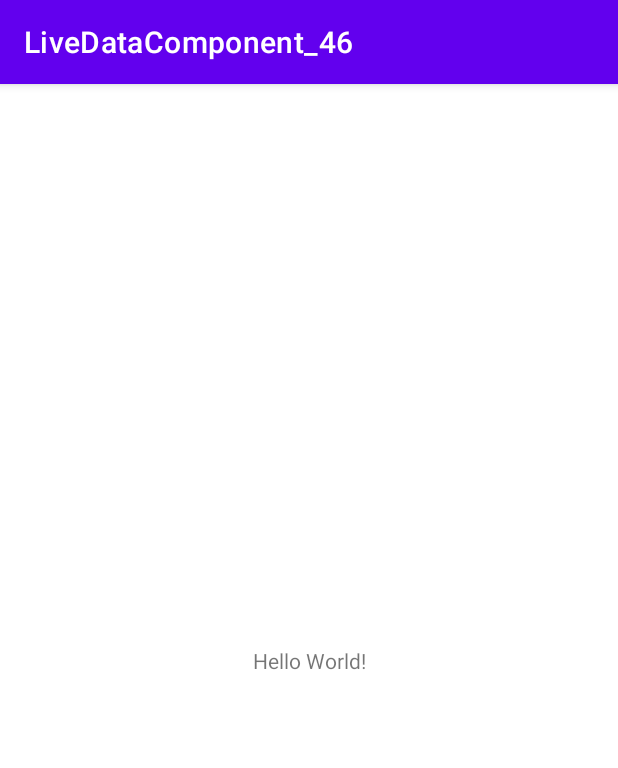
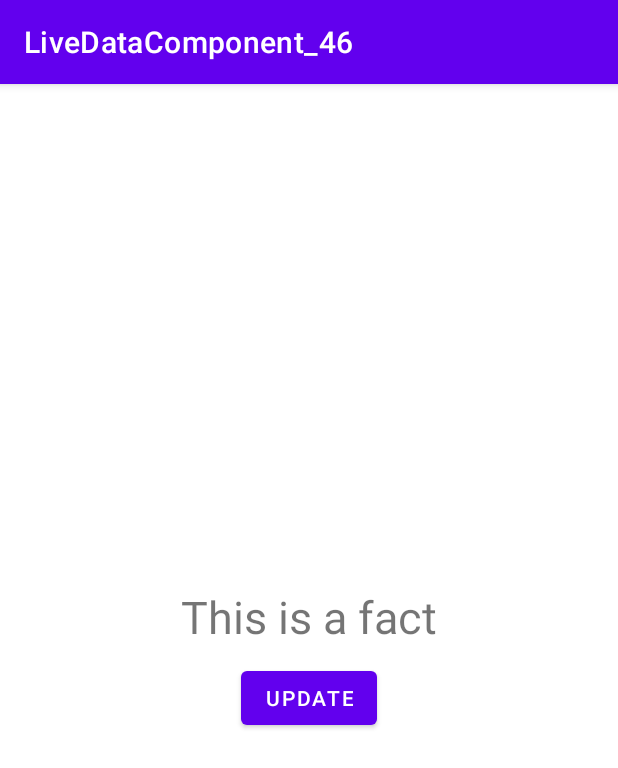
Before and after one commit to Camarederic/LiveDataComponent_46, an Android app: the screen it shows after launch (MainActivity), on a phone screen of 412 x 824 dp. Shown: the top 768 px of the screen. Run offline under Robolectric (Android 15) with nearby library versions, the phone set to English and light mode, and no system bars.

Commit message:
Create LiveData Component

```diff
--- a/app/build.gradle
+++ b/app/build.gradle
@@ -1,6 +1,7 @@
 plugins {
     id 'com.android.application'
     id 'org.jetbrains.kotlin.android'
+    id 'kotlin-android-extensions'
 }
 
 android {
@@ -41,4 +42,11 @@ dependencies {
     testImplementation 'junit:junit:4.13.2'
     androidTestImplementation 'androidx.test.ext:junit:1.1.3'
     androidTestImplementation 'androidx.test.espresso:espresso-core:3.4.0'
+
+
+
+    // ViewModel
+    implementation("androidx.lifecycle:lifecycle-viewmodel-ktx:2.5.1")
+    // LiveData
+    implementation("androidx.lifecycle:lifecycle-livedata-ktx:2.5.1")
 }
--- a/app/src/main/java/com/example/livedatacomponent_46/MainActivity.kt
+++ b/app/src/main/java/com/example/livedatacomponent_46/MainActivity.kt
@@ -2,10 +2,26 @@ package com.example.livedatacomponent_46
 
 import androidx.appcompat.app.AppCompatActivity
 import android.os.Bundle
+import androidx.lifecycle.Observer
+import androidx.lifecycle.ViewModelProvider
+import kotlinx.android.synthetic.main.activity_main.*
 
 class MainActivity : AppCompatActivity() {
+
+    lateinit var mainViewModel: MainViewModel
+
     override fun onCreate(savedInstanceState: Bundle?) {
         super.onCreate(savedInstanceState)
         setContentView(R.layout.activity_main)
+
+        mainViewModel = ViewModelProvider(this).get(MainViewModel::class.java)
+
+        mainViewModel.factsLiveData.observe(this, Observer {
+            factsTextView.text = it
+        })
+
+        buttonUpdate.setOnClickListener {
+            mainViewModel.updateLiveData()
+        }
     }
 }
--- /dev/null
+++ b/app/src/main/java/com/example/livedatacomponent_46/MainViewModel.kt
@@ -0,0 +1,17 @@
+package com.example.livedatacomponent_46
+
+import androidx.lifecycle.LiveData
+import androidx.lifecycle.MutableLiveData
+import androidx.lifecycle.ViewModel
+
+class MainViewModel : ViewModel() {
+
+    private val factsLiveDataObject = MutableLiveData<String>("This is a fact")
+
+    val factsLiveData: LiveData<String>
+    get() = factsLiveDataObject
+
+    fun updateLiveData() {
+        factsLiveDataObject.value = "Another Fact"
+    }
+}
--- a/app/src/main/res/layout/activity_main.xml
+++ b/app/src/main/res/layout/activity_main.xml
@@ -1,18 +1,25 @@
 <?xml version="1.0" encoding="utf-8"?>
-<androidx.constraintlayout.widget.ConstraintLayout xmlns:android="http://schemas.android.com/apk/res/android"
+<LinearLayout xmlns:android="http://schemas.android.com/apk/res/android"
     xmlns:app="http://schemas.android.com/apk/res-auto"
     xmlns:tools="http://schemas.android.com/tools"
     android:layout_width="match_parent"
     android:layout_height="match_parent"
+    android:gravity="center"
+    android:orientation="vertical"
     tools:context=".MainActivity">
 
     <TextView
+        android:id="@+id/factsTextView"
         android:layout_width="wrap_content"
         android:layout_height="wrap_content"
         android:text="Hello World!"
-        app:layout_constraintBottom_toBottomOf="parent"
-        app:layout_constraintEnd_toEndOf="parent"
-        app:layout_constraintStart_toStartOf="parent"
-        app:layout_constraintTop_toTopOf="parent" />
+        android:textSize="30sp" />
 
-</androidx.constraintlayout.widget.ConstraintLayout>
+    <Button
+        android:id="@+id/buttonUpdate"
+        android:layout_width="wrap_content"
+        android:layout_height="wrap_content"
+        android:layout_marginTop="10dp"
+        android:text="Update" />
+
+</LinearLayout>
```
